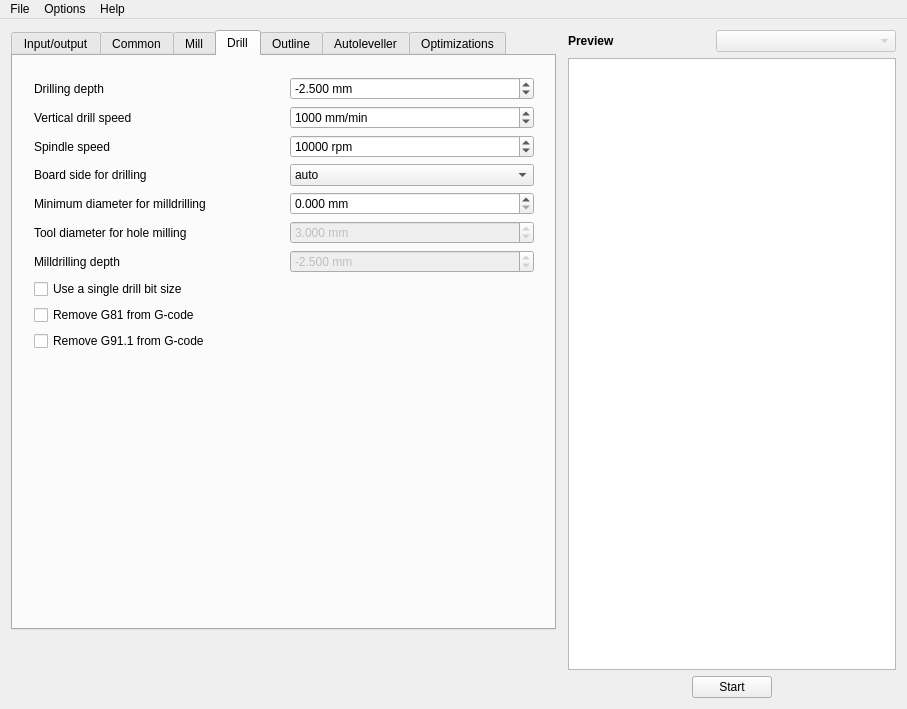
Above: mainwindow.ui from pcb2gcode/pcb2gcodeGUI before the change. Below: the same form after it.
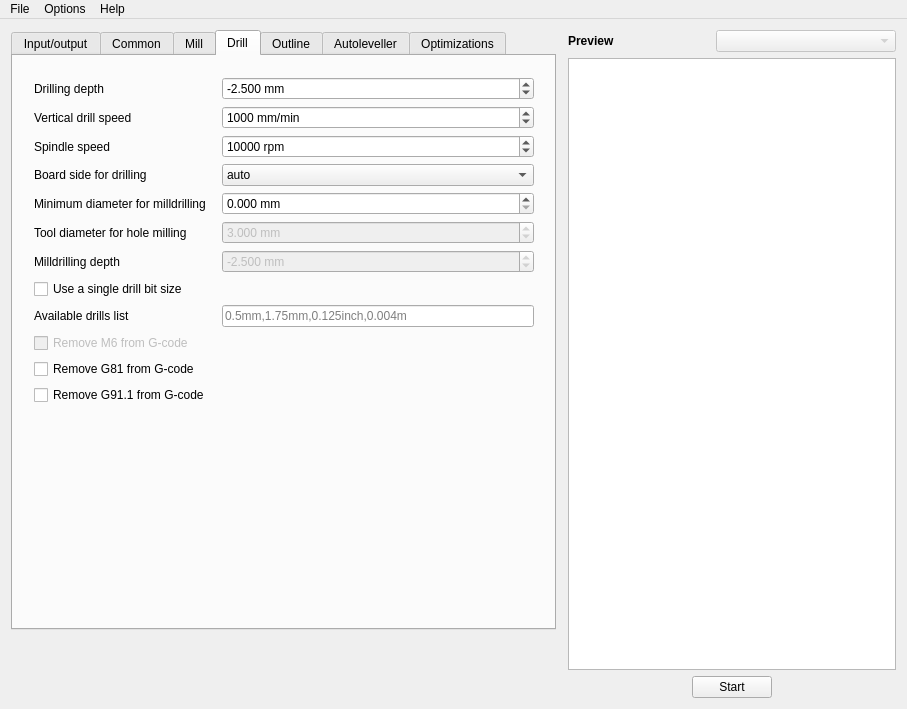
That is the form after the change. The open tabs and pages were chosen to show the change.

Commit message: Add --drills-available and --nom6

```diff
--- a/mainwindow.ui
+++ b/mainwindow.ui
@@ -1560,6 +1560,42 @@
             </widget>
            </item>
            <item row="8" column="0">
+            <widget class="QLabel" name="drillsAvailableLabel">
+             <property name="toolTip">
+              <string>&lt;html&gt;&lt;head/&gt;&lt;body&gt;&lt;p&gt;&lt;span style=&quot; font-style:italic;&quot;&gt;--drills-available&lt;/span&gt;&lt;/p&gt;&lt;p&gt;Comma-separated list of available drills. Each entry must consist of a numeric value followed by a unit(inch,mm,m)&lt;/p&gt;&lt;/body&gt;&lt;/html&gt;</string>
+             </property>
+             <property name="text">
+              <string>Available drills list</string>
+             </property>
+             <property name="buddy">
+              <cstring>drillsAvailableLineEdit</cstring>
+             </property>
+            </widget>
+           </item>
+           <item row="8" column="1">
+            <widget class="QLineEdit" name="drillsAvailableLineEdit">
+             <property name="toolTip">
+              <string>&lt;html&gt;&lt;head/&gt;&lt;body&gt;&lt;p&gt;&lt;span style=&quot; font-style:italic;&quot;&gt;--drills-available&lt;/span&gt;&lt;/p&gt;&lt;p&gt;Comma-separated list of available drills. Each entry must consist of a numeric value followed by a unit(inch,mm,m)&lt;/p&gt;&lt;/body&gt;&lt;/html&gt;</string>
+             </property>
+             <property name="placeholderText">
+              <string>0.5mm,1.75mm,0.125inch,0.004m</string>
+             </property>
+            </widget>
+           </item>
+           <item row="9" column="0">
+            <widget class="QCheckBox" name="nom6CheckBox">
+             <property name="toolTip">
+              <string>&lt;html&gt;&lt;head/&gt;&lt;body&gt;&lt;p&gt;&lt;span style=&quot; font-style:italic;&quot;&gt;--nom6&lt;/span&gt;&lt;/p&gt;&lt;p&gt;do not emit M6 on tool changes&lt;/p&gt;&lt;/body&gt;&lt;/html&gt;</string>
+             </property>
+             <property name="enabled">
+              <bool>false</bool>
+             </property>
+             <property name="text">
+              <string>Remove M6 from G-code</string>
+             </property>
+            </widget>
+           </item>
+           <item row="10" column="0">
             <widget class="QCheckBox" name="nog81CheckBox">
              <property name="toolTip">
               <string>&lt;html&gt;&lt;head/&gt;&lt;body&gt;&lt;p&gt;&lt;span style=&quot; font-style:italic;&quot;&gt;--nog81&lt;/span&gt;&lt;/p&gt;&lt;p&gt;replace G81 with G0+G1. This option makes the gcode compatible with low-end cnc controllers (like grbl), but also makes it bigger and less clean&lt;/p&gt;&lt;/body&gt;&lt;/html&gt;</string>
@@ -1569,7 +1605,7 @@
              </property>
             </widget>
            </item>
-           <item row="9" column="0">
+           <item row="11" column="0">
             <widget class="QCheckBox" name="nog911CheckBox">
              <property name="toolTip">
               <string>&lt;html&gt;&lt;head/&gt;&lt;body&gt;&lt;p&gt;&lt;span style=&quot; font-style:italic;&quot;&gt;--nog91-1&lt;/span&gt;&lt;/p&gt;&lt;p&gt;do not explicitly set G91.1 (incremental arc mode distance) in drill headers. Some controllers (like Roland's) does not support G91.1 and they can wrongly interpret it as G91 (relative distance). Since the default mode is usually &amp;quot;incremental&amp;quot;, you can safely remove G91.1 in most of the cases&lt;/p&gt;&lt;/body&gt;&lt;/html&gt;</string>
```
The commit also changes 2 other files.
